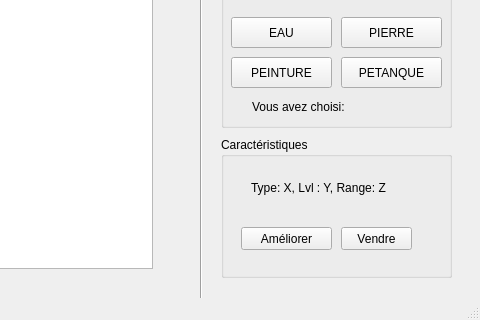
This is mainwindow.ui in ducreyna/TowerDefense as Qt 5 draws it before an edit; both pictures show x 399 to 879 and y 290 to 610 of the 879 by 610 pixel window. The edited form follows.
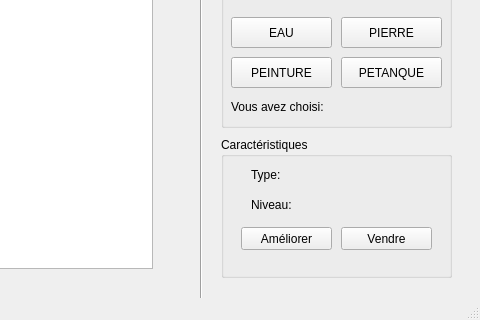
This is the edited form. Icons and pictures are not drawn.

Commit message: modification de l'interface graphique

```diff
--- a/mainwindow.ui
+++ b/mainwindow.ui
@@ -88,7 +88,7 @@
       <rect>
        <x>120</x>
        <y>90</y>
-       <width>71</width>
+       <width>91</width>
        <height>23</height>
       </rect>
      </property>
@@ -100,13 +100,26 @@
      <property name="geometry">
       <rect>
        <x>30</x>
-       <y>20</y>
-       <width>161</width>
-       <height>61</height>
+       <y>30</y>
+       <width>171</width>
+       <height>16</height>
       </rect>
      </property>
      <property name="text">
-      <string>Type: X, Lvl : Y, Range: Z</string>
+      <string>Type: </string>
+     </property>
+    </widget>
+    <widget class="QLabel" name="level">
+     <property name="geometry">
+      <rect>
+       <x>30</x>
+       <y>60</y>
+       <width>181</width>
+       <height>16</height>
+      </rect>
+     </property>
+     <property name="text">
+      <string>Niveau: </string>
      </property>
     </widget>
    </widget>
@@ -177,9 +190,9 @@
     <widget class="QLabel" name="choice">
      <property name="geometry">
       <rect>
-       <x>31</x>
+       <x>10</x>
        <y>120</y>
-       <width>161</width>
+       <width>211</width>
        <height>20</height>
       </rect>
      </property>
```
Left out of the diff: 2 changed lines with no effect on the pictures.
